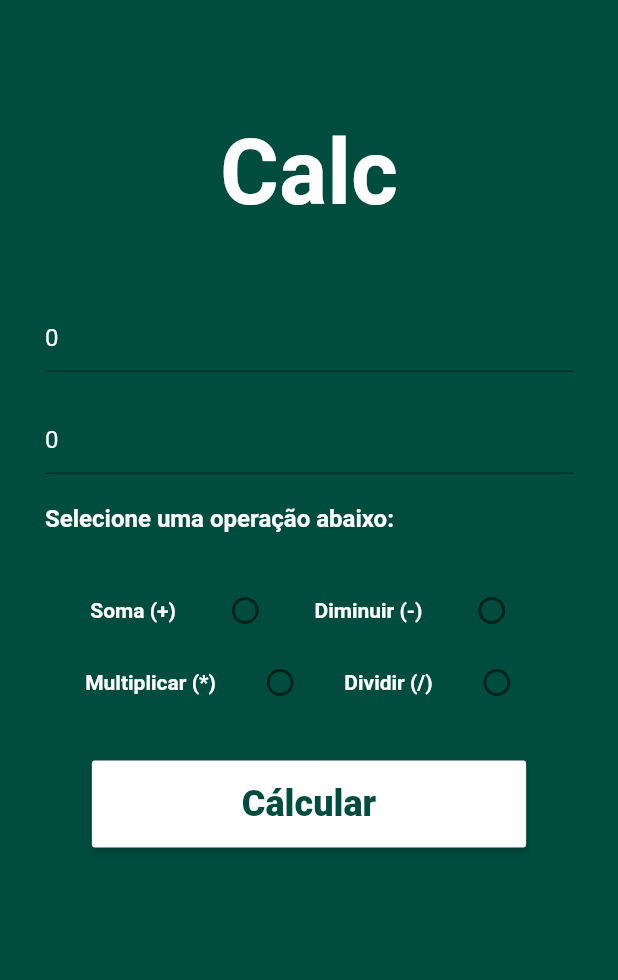
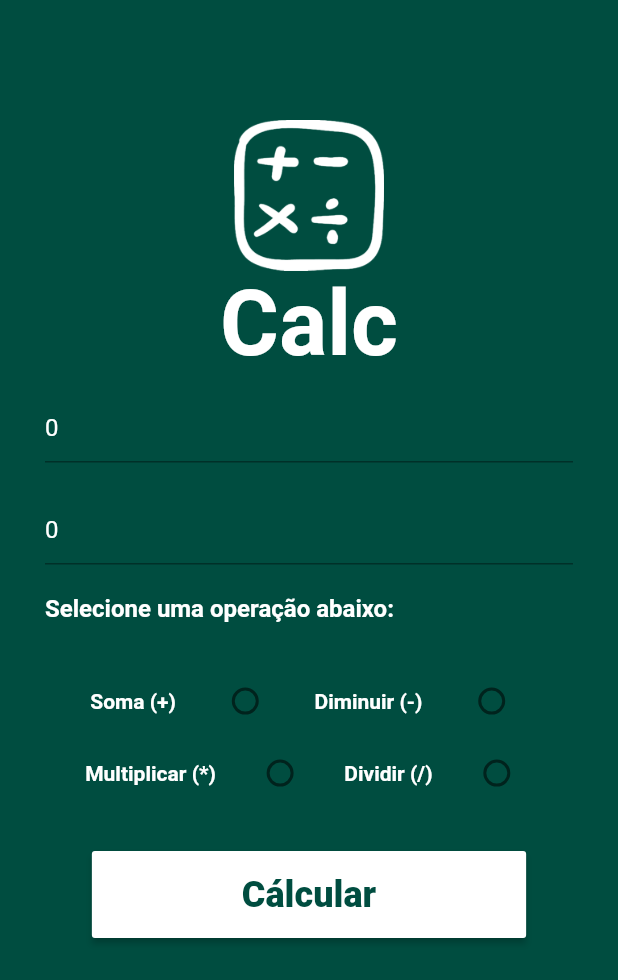
Before and after one commit to romeuporto/Calc, a Flutter app: the screen it shows after launch, on a phone screen of 412 x 824 dp. Shown: the top 980 px of the screen. Run offline on Flutter 3.47's test engine with Material 2 defaults, Android fonts, the phone set to English and light mode, and no system bars.

Commit message:
add logo

```diff
--- a/calc/lib/PageCalc.dart
+++ b/calc/lib/PageCalc.dart
@@ -72,6 +72,10 @@ class _PageCalcState extends State<PageCalc> {
               SizedBox(
                 height: 50,
               ),
+              Image.asset("images/logo.png",
+                width: 100,
+                color: Colors.white,
+              ),
               Text(
                 "Calc",
                 style: TextStyle(
@@ -81,7 +85,7 @@ class _PageCalcState extends State<PageCalc> {
                 ),
               ),
               SizedBox(
-                height: 50,
+                height: 10,
               ),
               TextField(
                 controller: valor1,
--- a/calc/pubspec.yaml
+++ b/calc/pubspec.yaml
@@ -44,6 +44,8 @@ flutter:
   # assets:
   #  - images/a_dot_burr.jpeg
   #  - images/a_dot_ham.jpeg
+  assets:
+    - images/logo.png
 
   # An image asset can refer to one or more resolution-specific "variants", see
   # https://flutter.dev/assets-and-images/#resolution-aware.
```
Also changed, not shown: calc/images/logo.png (added).
